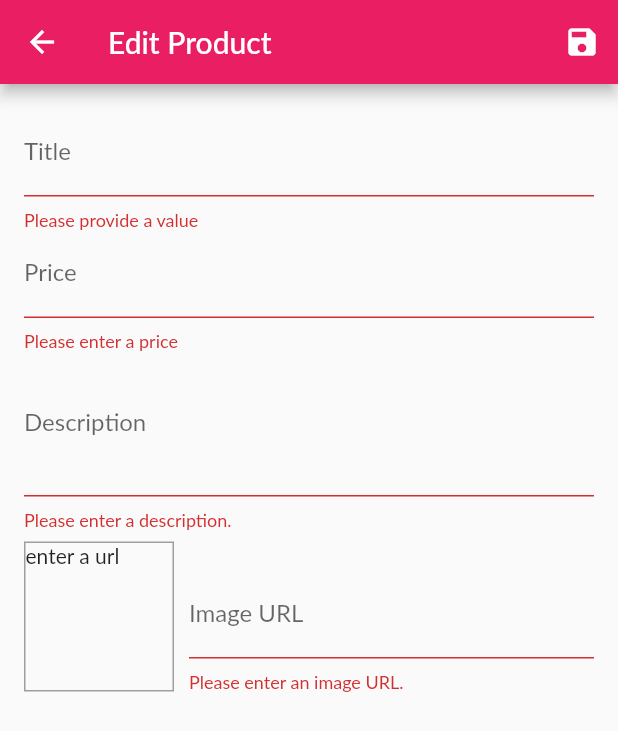
After one commit to AndriLaksono/flutter-provider, a Flutter app: the EditProductScreen screen opened by its route, after a tap on the "save" icon, on a phone screen of 412 x 824 dp. The commit adds this screen. Shown: the top 731 px of the screen. Run offline on Flutter 3.47's test engine with Material 2 defaults, Android fonts, the phone set to English and light mode, and no system bars; network calls fail; Roboto replaces fonts that are missing (Lato).

Commit message:
adding add, edit, delete products

```diff
--- a/lib/main.dart
+++ b/lib/main.dart
@@ -9,6 +9,8 @@ import './screens/products_overview_screen.dart';
 import './screens/product_detail_screen.dart';
 import './screens/cart_screen.dart';
 import './screens/orders_screen.dart';
+import './screens/user_products_screen.dart';
+import './screens/edit_product_screen.dart';
 
 void main() => runApp(MyApp());
 
@@ -34,6 +36,8 @@ class MyApp extends StatelessWidget {
           ProductDetailScreen.routeName: (ctx) => ProductDetailScreen(),
           CartScreen.routeName: (ctx) => CartScreen(),
           OrdersScreen.routeName: (ctx) => OrdersScreen(),
+          UserProductsScreen.routeName: (ctx) => UserProductsScreen(),
+          EditProductScreen.routeName: (ctx) => EditProductScreen(),
         }
       ),
     );
--- a/lib/providers/cart.dart
+++ b/lib/providers/cart.dart
@@ -57,6 +57,23 @@ class Cart with ChangeNotifier {
     notifyListeners();
   }
 
+  void removeSingleItem(String productId) {
+    if (!_items.containsKey(productId)) {
+      return;
+    }
+    if (_items[productId].quantity > 1) {
+      _items.update(productId, (value) => CartItem(
+        id: value.id,
+        title: value.title,
+        price: value.price,
+        quantity: value.quantity - 1)
+      );
+    } else {
+      _items.remove(productId);
+    }
+    notifyListeners();
+  }
+
   void clearCart() {
     _items = {};
     notifyListeners();
--- a/lib/providers/products.dart
+++ b/lib/providers/products.dart
@@ -64,8 +64,30 @@ class Products with ChangeNotifier {
     return _items.firstWhere((element) => element.id == id);
   }
 
-  void addProduct() {
-    // _items.add();
+  void addProduct(Product product) {
+    final newProduct = Product(
+      id: DateTime.now().toString(),
+      title: product.title,
+      description: product.description,
+      price: product.price,
+      imageUrl: product.imageUrl);
+    _items.add(newProduct);
+    // _items.insert(0, newProduct); // at the start of lists
+    notifyListeners();
+  }
+
+  void updateProduct(Product newProduct, String id) {
+    final prodIndex = _items.indexWhere((element) => element.id == id);
+    if (prodIndex>= 0) {
+      _items[prodIndex] = newProduct;
+      notifyListeners();
+    } else {
+      print('==== EDIT ==== ga ada nilainya woy');
+    }
+  }
+
+  void deleteProduct(String id) {
+    _items.removeWhere((element) => element.id == id);
     notifyListeners();
   }
 
--- /dev/null
+++ b/lib/screens/edit_product_screen.dart
@@ -0,0 +1,267 @@
+import 'package:flutter/material.dart';
+import 'package:flutter/services.dart';
+import 'package:provider/provider.dart';
+
+import '../providers/product.dart';
+import '../providers/products.dart';
+
+class EditProductScreen extends StatefulWidget {
+  EditProductScreen({Key key}) : super(key: key);
+
+  static const routeName = 'edit-product';
+
+  @override
+  _EditProductScreenState createState() => _EditProductScreenState();
+}
+
+class _EditProductScreenState extends State<EditProductScreen> {
+
+  final _priceFocusNode = FocusNode();
+  final _descriptionFocusNode = FocusNode();
+  final _imageUrlFocusNode = FocusNode();
+  final _imageUrlController = TextEditingController();
+  final _form = GlobalKey<FormState>();
+  var _editedProduct = Product(
+    id: null,
+    title: '',
+    description: '',
+    price: 0,
+    imageUrl: ''
+  );
+  var _initValues = {
+    'title': '',
+    'description': '',
+    'price': '',
+    'imageUrl': '',
+  };
+  var _isInit = true;
+
+  @override
+  void initState() {
+    _imageUrlFocusNode.addListener(_updateImageUrl);
+    super.initState();
+  }
+
+  @override
+  void didChangeDependencies() {
+    if (_isInit) {
+      final productId = ModalRoute.of(context).settings.arguments as String;
+      if (productId != null) {
+        _editedProduct = Provider.of<Products>(context, listen: false).findById(productId);
+        _initValues = {
+          'title': _editedProduct.title,
+          'description': _editedProduct.description,
+          'price': _editedProduct.price.toString(),
+          // 'imageUrl': _editedProduct.imageUrl,
+          'imageUrl': '',
+        };
+        _imageUrlController.text = _editedProduct.imageUrl;
+      }
+    }
+    _isInit = false;
+    super.didChangeDependencies();
+  }
+
+  @override
+  void dispose() {
+    _imageUrlFocusNode.removeListener(_updateImageUrl);
+    _priceFocusNode.dispose();
+    _descriptionFocusNode.dispose();
+    _imageUrlFocusNode.dispose();
+    _imageUrlController.dispose();
+    super.dispose();
+  }
+
+  void _updateImageUrl() {
+    if (!_imageUrlFocusNode.hasFocus) {
+      if ((_imageUrlController.text.isEmpty) ||
+          (!_imageUrlController.text.startsWith('http') && !_imageUrlController.text.startsWith('https'))) {
+        return ;
+      }
+      setState(() { });
+    }
+  }
+
+  void _saveForm() {
+    final isValid = _form.currentState.validate();
+    if (!isValid) {
+      return;
+    }
+    _form.currentState.save();
+    if (_editedProduct.id != null){
+      Provider.of<Products>(context, listen: false).updateProduct(_editedProduct, _editedProduct.id);
+    } else {
+      Provider.of<Products>(context, listen: false).addProduct(_editedProduct);
+    }
+    Navigator.of(context).pop();
+  }
+
+  @override
+  Widget build(BuildContext context) {
+    return Scaffold(
+      appBar: AppBar(
+        title: Text('Edit Product'),
+        actions: <Widget>[
+          IconButton(
+            icon: Icon(Icons.save),
+            onPressed: () {
+              _saveForm();
+            }
+          )
+        ],
+      ),
+      body: Padding(
+        padding: const EdgeInsets.all(16.0),
+        child: Form(
+          key: _form,
+          child: ListView(
+            children: <Widget>[
+              TextFormField(
+                initialValue: _initValues['title'],
+                decoration: InputDecoration(
+                  labelText: 'Title',
+                ),
+                textInputAction: TextInputAction.next,
+                onFieldSubmitted: (_) {
+                  FocusScope.of(context).requestFocus(_priceFocusNode);
+                },
+                validator: (value) {
+                  if (value.isEmpty) {
+                    return 'Please provide a value';
+                  }
+                  return null;
+                },
+                onSaved: (newValue) {
+                  _editedProduct = Product(
+                    id: _editedProduct.id,
+                    isFavorite: _editedProduct.isFavorite,
+                    title: newValue,
+                    description: _editedProduct.description,
+                    price: _editedProduct.price,
+                    imageUrl: _editedProduct.imageUrl
+                  );
+                },
+              ),
+              TextFormField(
+                initialValue: _initValues['price'],
+                decoration: InputDecoration(
+                  labelText: 'Price'
+                ),
+                keyboardType: TextInputType.number,
+                textInputAction: TextInputAction.next,
+                focusNode: _priceFocusNode,
+                onFieldSubmitted: (_) {
+                  FocusScope.of(context).requestFocus(_descriptionFocusNode);
+                },
+                validator: (value) {
+                  if (value.isEmpty) {
+                    return 'Please enter a price';
+                  }
+                  if (double.tryParse(value) == null) {
+                    return 'Please enter a valid number';
+                  }
+                  if (double.parse(value) <= 0) {
+                    return 'Please enter a number greater than zero';
+                  }
+                  return null;
+                },
+                onSaved: (newValue) {
+                  _editedProduct = Product(
+                    id: _editedProduct.id,
+                    isFavorite: _editedProduct.isFavorite,
+                    title: _editedProduct.title,
+                    description: _editedProduct.description,
+                    price: double.parse(newValue),
+                    imageUrl: _editedProduct.imageUrl
+                  );
+                },
+              ),
+              TextFormField(
+                initialValue: _initValues['description'],
+                decoration: InputDecoration(
+                  labelText: 'Description'
+                ),
+                maxLines: 3,
+                keyboardType: TextInputType.multiline,
+                focusNode: _descriptionFocusNode,
+                validator: (value) {
+                  if (value.isEmpty) {
+                    return 'Please enter a description.';
+                  }
+                  if (value.length < 10) {
+                    return 'Should be at least 10 characters long';
+                  }
+                  return null;
+                },
+                onSaved: (newValue) {
+                  _editedProduct = Product(
+                    id: _editedProduct.id,
+                    isFavorite: _editedProduct.isFavorite,
+                    title: _editedProduct.title,
+                    description: newValue,
+                    price: _editedProduct.price,
+                    imageUrl: _editedProduct.imageUrl
+                  );
+                },
+              ),
+              Row(
+                crossAxisAlignment: CrossAxisAlignment.end,
+                children: <Widget>[
+                  Container(
+                    width: 100,
+                    height: 100,
+                    margin: EdgeInsets.only(top: 8, right: 10),
+                    decoration: BoxDecoration(
+                      border: Border.all(width: 1, color: Colors.grey)
+                    ),
+                    child: _imageUrlController.text.isEmpty ? Text('enter a url') : FittedBox(
+                      child: Image.network(_imageUrlController.text),
+                      fit: BoxFit.cover,
+                    ),
+                  ),
+                  Expanded(
+                    child: TextFormField(
+                      decoration: InputDecoration(
+                        labelText: 'Image URL',
+                      ),
+                      keyboardType: TextInputType.url,
+                      textInputAction: TextInputAction.done,
+                      focusNode: _imageUrlFocusNode,
+                      controller: _imageUrlController,
+                      onEditingComplete: () {
+                        setState(() { });
+                      },
+                      onFieldSubmitted: (_) => _saveForm,
+                      validator: (value) {
+                        if (value.isEmpty) {
+                          return 'Please enter an image URL.';
+                        }
+                        if (!value.startsWith('http') && !value.startsWith('https')) {
+                          return 'Please enter a valid URL';
+                        }
+                        // if (!value.endsWith('.png') && !value.endsWith('.jpg') && !value.endsWith('.jpeg')) {
+                        //   return 'Please enter a valid image URL';
+                        // }
+                        return null;
+                      },
+                      onSaved: (newValue) {
+                        _editedProduct = Product(
+                          id: _editedProduct.id,
+                          isFavorite: _editedProduct.isFavorite,
+                          title: _editedProduct.title,
+                          description: _editedProduct.description,
+                          price: _editedProduct.price,
+                          imageUrl: newValue
+                        );
+                      },
+                    ),
+                  )
+                ],
+              )
+            ],
+          )
+        ),
+      ),
+    );
+  }
+}
--- a/lib/widgets/app_drawer.dart
+++ b/lib/widgets/app_drawer.dart
@@ -1,6 +1,7 @@
 import 'package:flutter/material.dart';
 
 import '../screens/orders_screen.dart';
+import '../screens/user_products_screen.dart';
 
 class AppDrawer extends StatelessWidget {
 
@@ -29,6 +30,14 @@ class AppDrawer extends StatelessWidget {
               Navigator.of(context).pushReplacementNamed(OrdersScreen.routeName);
             }
           ),
+          Divider(),
+          ListTile(
+            leading: Icon(Icons.edit),
+            title: Text('Manage Products'),
+            onTap: () {
+              Navigator.of(context).pushReplacementNamed(UserProductsScreen.routeName);
+            }
+          ),
         ],
       ),
     );
```
Also changed, not shown: lib/screens/user_products_screen.dart (added, +49 -0 lines), lib/widgets/cart_item.dart (+23 -0 lines), lib/widgets/product_item.dart (+13 -0 lines), lib/widgets/user_product_item.dart (added, +44 -0 lines).
